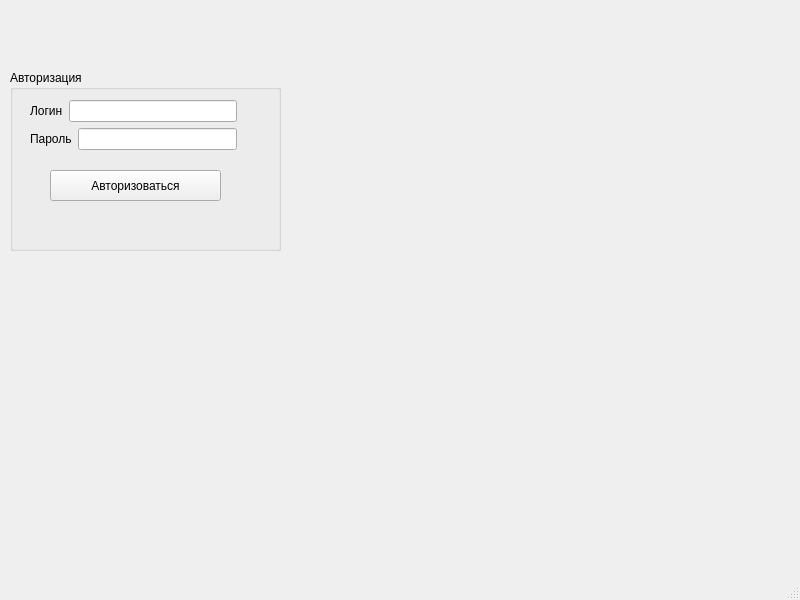
Mher55555/muzeynoedelo2, file mainwindow.ui: the form before one commit.
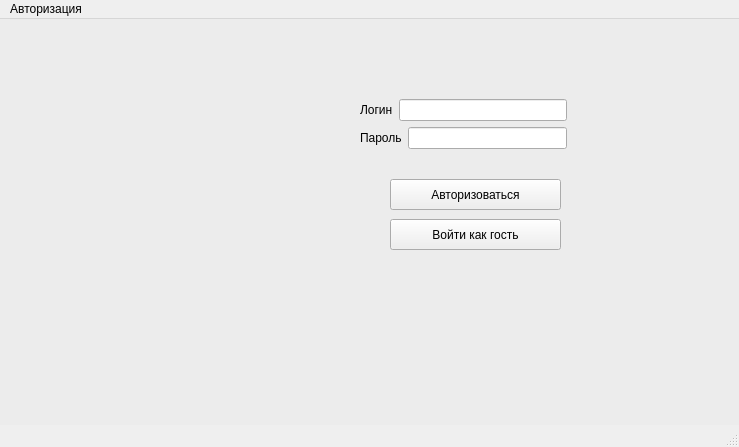
The form after the commit. Icons and pictures are not drawn.

What changed in the file:
```diff
--- a/mainwindow.ui
+++ b/mainwindow.ui
@@ -6,8 +6,8 @@
    <rect>
     <x>0</x>
     <y>0</y>
-    <width>800</width>
-    <height>600</height>
+    <width>739</width>
+    <height>447</height>
    </rect>
   </property>
   <property name="windowTitle">
@@ -17,20 +17,20 @@
    <widget class="QGroupBox" name="groupBox">
     <property name="geometry">
      <rect>
-      <x>10</x>
-      <y>70</y>
-      <width>271</width>
-      <height>181</height>
+      <x>-20</x>
+      <y>-10</y>
+      <width>761</width>
+      <height>431</height>
      </rect>
     </property>
     <property name="title">
-     <string>Авторизация </string>
+     <string/>
     </property>
     <widget class="QPushButton" name="pushButton">
      <property name="geometry">
       <rect>
-       <x>40</x>
-       <y>100</y>
+       <x>410</x>
+       <y>170</y>
        <width>171</width>
        <height>31</height>
       </rect>
@@ -39,11 +39,11 @@
       <string>Авторизоваться</string>
      </property>
     </widget>
-    <widget class="QWidget" name="">
+    <widget class="QWidget" name="layoutWidget">
      <property name="geometry">
       <rect>
-       <x>20</x>
-       <y>30</y>
+       <x>380</x>
+       <y>90</y>
        <width>207</width>
        <height>52</height>
       </rect>
@@ -79,6 +79,35 @@
       </item>
      </layout>
     </widget>
+    <widget class="QPushButton" name="pushButton_2">
+     <property name="geometry">
+      <rect>
+       <x>410</x>
+       <y>210</y>
+       <width>171</width>
+       <height>31</height>
+      </rect>
+     </property>
+     <property name="text">
+      <string>Войти как гость</string>
+     </property>
+    </widget>
+    <widget class="QLabel" name="labelsplash">
+     <property name="geometry">
+      <rect>
+       <x>120</x>
+       <y>60</y>
+       <width>221</width>
+       <height>211</height>
+      </rect>
+     </property>
+     <property name="text">
+      <string/>
+     </property>
+     <property name="pixmap">
+      <pixmap>src/xl-GV0WBjc2LG6-v8Zo9Rcv51O44jFsS0gZhQuB4o60HKc3DC5cEjc3s7quGqLpFOQMytifbOt9jLbBWyKMi5onL.jpg</pixmap>
+     </property>
+    </widget>
    </widget>
   </widget>
   <widget class="QMenuBar" name="menubar">
@@ -86,10 +115,16 @@
     <rect>
      <x>0</x>
      <y>0</y>
-     <width>800</width>
+     <width>739</width>
      <height>21</height>
     </rect>
    </property>
+   <widget class="QMenu" name="menu">
+    <property name="title">
+     <string>Авторизация</string>
+    </property>
+   </widget>
+   <addaction name="menu"/>
   </widget>
   <widget class="QStatusBar" name="statusbar"/>
  </widget>
```
